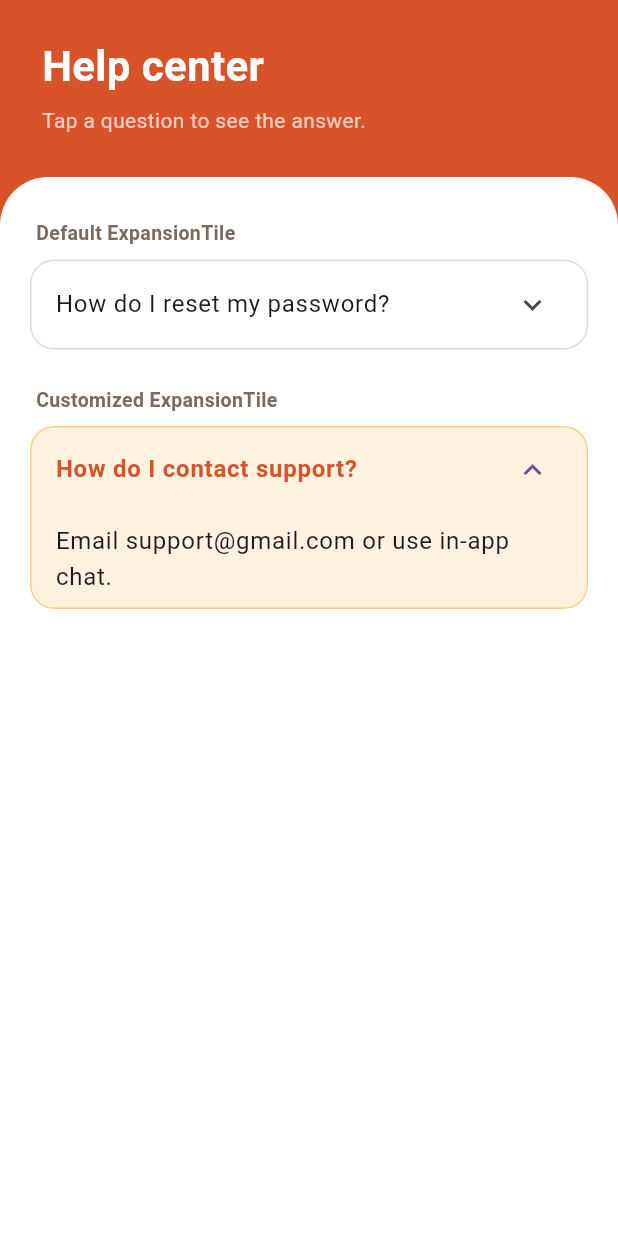
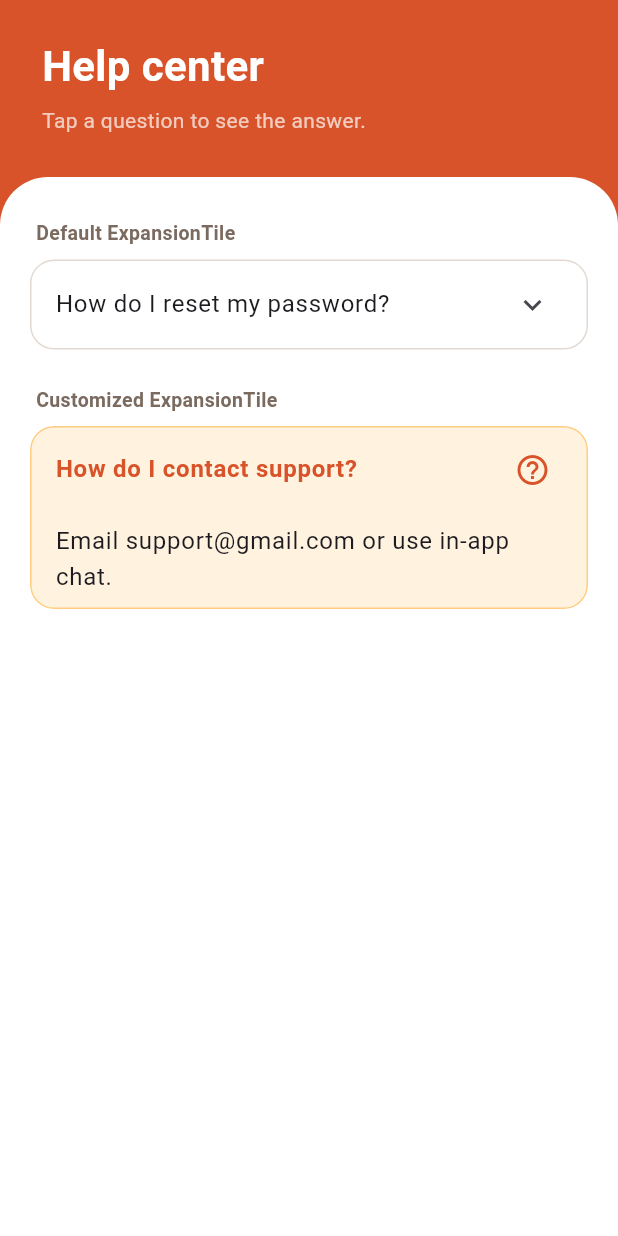
Before and after one commit to nakuwa23/expansion_tile_demo, a Flutter app: the screen it shows after launch, on a phone screen of 412 x 824 dp. Run offline on Flutter 3.47's test engine with Material 3 defaults, Android fonts, the phone set to English and light mode, and no system bars.

Commit message:
Customize tile: custom trailing icon

```diff
--- a/lib/main.dart
+++ b/lib/main.dart
@@ -96,6 +96,9 @@ class FaqScreen extends StatelessWidget {
                       initiallyExpanded: true,
                       // Property 2: tinted background when expanded
                       backgroundColor: _tint,
+                      // Property 3: custom trailing icon
+                      trailing:
+                          const Icon(Icons.help_outline, color: _accent),
                       // Supporting setup: rounded card look
                       shape: _cardShape,
                       collapsedShape: _cardShape,
```
